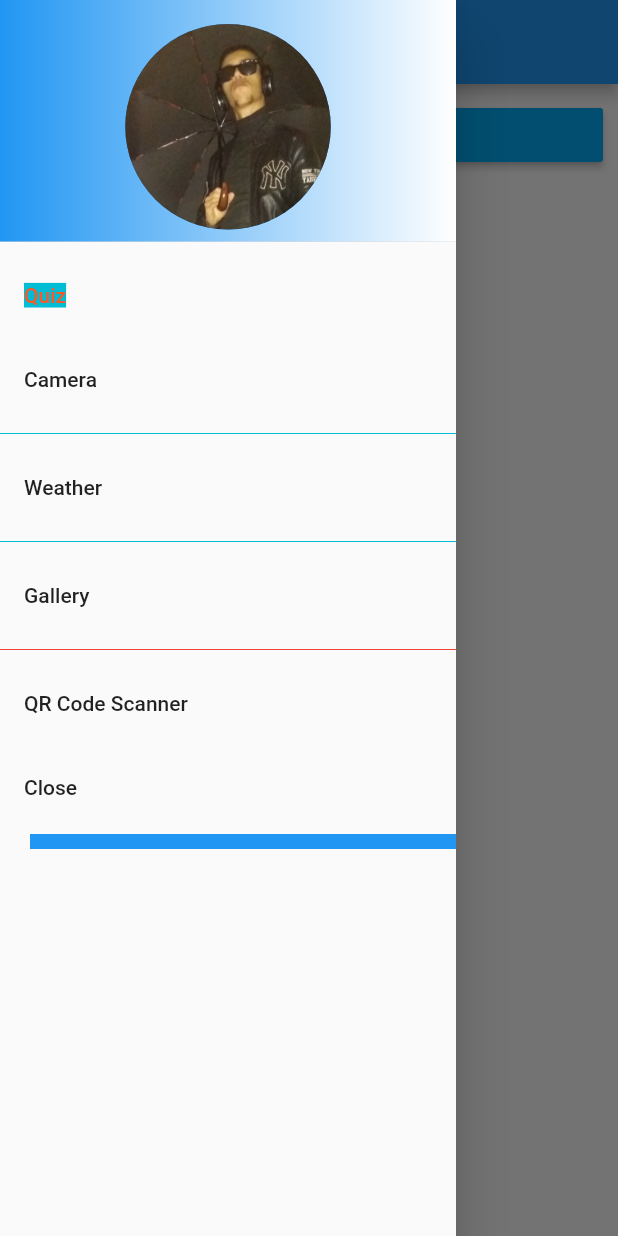
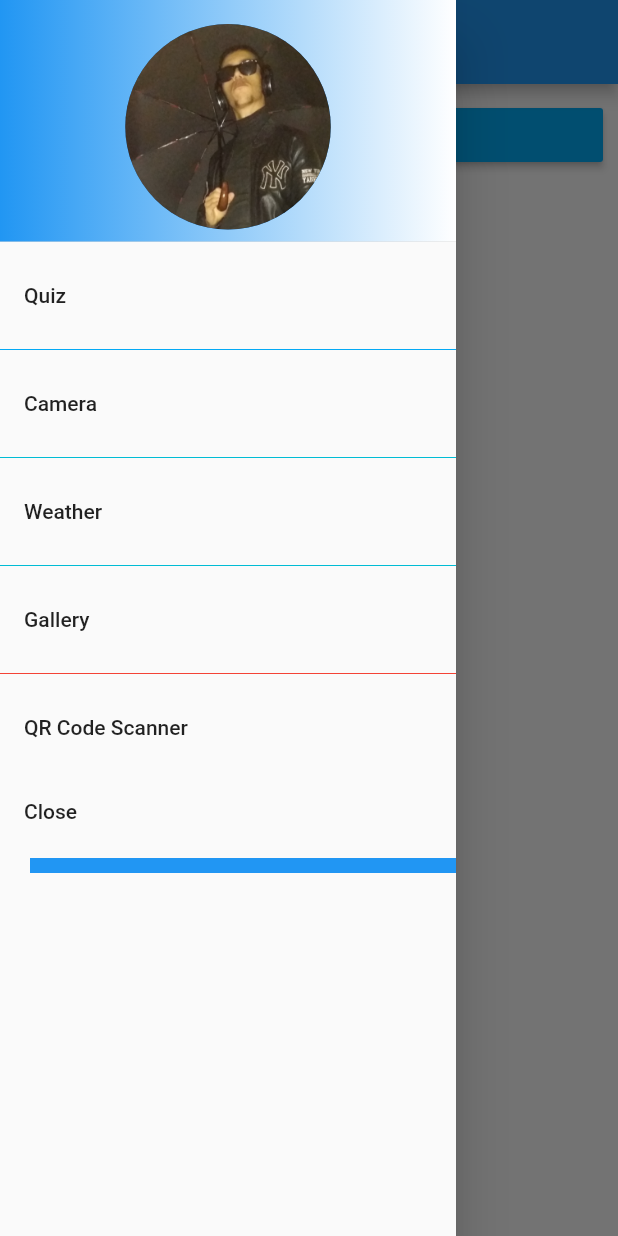
Before and after one commit to rc-bandit4461/flutterApp, a Flutter app: the Camera screen opened by its route, with the side drawer open, on a phone screen of 412 x 824 dp. Run offline on Flutter 3.47's test engine with Material 2 defaults, Android fonts, the phone set to English and light mode, and no system bars; our stand-ins replace image_cropper, image_picker; missing offline and left inert: barcode_scan, firebase_ml_vision; accounts and stored records are empty.

Commit message:
new files

```diff
--- a/lib/camera.dart
+++ b/lib/camera.dart
@@ -4,6 +4,7 @@ import 'package:flutter/material.dart';
 import 'package:hellp_world/main-drawer.dart';
 import 'package:image_picker/image_picker.dart';
 import 'package:image_cropper/image_cropper.dart';
+import 'dart:async';
 
 class Camera extends StatefulWidget {
   @override
@@ -13,7 +14,6 @@ class Camera extends StatefulWidget {
 class _CameraState extends State<Camera> {
   String scannedText;
   File imageFile;
-
   VisionText visionTextOCR;
 
   @override
@@ -23,14 +23,14 @@ class _CameraState extends State<Camera> {
       appBar: AppBar(
         title: Text(
           "Camera",
-          style: TextStyle(backgroundColor: Colors.red),
         ),
       ),
       body: Column(
-         mainAxisAlignment: MainAxisAlignment.spaceBetween,
+        mainAxisAlignment: MainAxisAlignment.spaceBetween,
         children: <Widget>[
           Container(
-            width: double.infinity, padding: EdgeInsets.all(10),
+            width: double.infinity,
+            padding: EdgeInsets.all(10),
             child: MaterialButton(
               color: Colors.lightBlue,
               child: Text(
@@ -51,27 +51,21 @@ class _CameraState extends State<Camera> {
               child: Text("${scannedText == null ? "" : scannedText}"),
             ),
           ),
-          imageFile == null
-              ? Text("Pas dimage")
-              : Image.file(
-                  imageFile,
-                  height: 300,
-                )
+          imageFile == null ? Text("Pas dimage") : FileImage(imageFile)
         ],
       ),
     );
   }
 
   Future<VisionText> textRecognition(File imageFile) {
-    // final FirebaseVisionImage visionImage = FirebaseVisionImage.fromFile(imageFile);
     final FirebaseVisionImage visionImage =
         FirebaseVisionImage.fromFile(imageFile);
     final TextRecognizer textRecognizer =
         FirebaseVision.instance.textRecognizer();
-    // final Future <VisionText> visionText
-    // final FirebaseVisionImage visionImage = FirebaseVisionImage.fromFile(imageFile);
+
     final Future<VisionText> visionText =
         textRecognizer.processImage(visionImage);
+
     return visionText;
   }
 
@@ -90,10 +84,12 @@ class _CameraState extends State<Camera> {
                     File croppedFile =
                         await ImageCropper.cropImage(sourcePath: file.path);
                     VisionText visionText = await textRecognition(croppedFile);
-                        scannedText = visionText.text;
+                    scannedText = visionText.text;
+                    visionTextOCR = visionText;
+                    print("Scanned TEXT--------->" + scannedText);
+
                     setState(() {
                       imageFile = file;
-                      visionTextOCR = visionText;
                     });
                   },
                   child: Text("Gallery")),
@@ -104,14 +100,18 @@ class _CameraState extends State<Camera> {
                         source: ImageSource.camera,
                         maxWidth: 400,
                         maxHeight: 400);
+
                     File croppedFile =
                         await ImageCropper.cropImage(sourcePath: file.path);
+
                     VisionText visionText = await textRecognition(croppedFile);
+
                     print(visionText.text);
                     setState(() {
-                      imageFile = croppedFile;
                       visionTextOCR = visionText;
                       scannedText = visionText.text;
+                      imageFile = croppedFile;
+                      print("Scanned TEXT--------->" + scannedText);
                     });
                   },
                   child: Text("Camera"))
--- a/lib/gallery.dart
+++ b/lib/gallery.dart
@@ -46,9 +46,6 @@ class _GalleryState extends State<Gallery> {
                             builder: (BuildContext context) => GalleryPictures(
                                   keyword: widget.keyword,
                                 )));
-//                      setState(() {
-//                    if (widget.keyword != null) getData(widget.keyword);
-//                      });
                   },
                 ),
               ),
--- a/lib/main-drawer.dart
+++ b/lib/main-drawer.dart
@@ -23,8 +23,6 @@ class MainDrawer extends StatelessWidget {
             ListTile(
               title: Text(
                 "Quiz",
-                style: TextStyle(
-                    backgroundColor: Colors.cyan, color: Colors.deepOrange),
               ),
               onTap: () {
                 print("Clicked on quiz");
@@ -39,6 +37,9 @@ class MainDrawer extends StatelessWidget {
 //                Navigator.push(
 //                    context, MaterialPageRoute(builder: (context) => Quiz()));
               },
+            ),
+            Divider(
+              color: Colors.lightBlue,
             ),
             ListTile(
               title: Text("Camera"),
```
Also changed, not shown: lib/main.dart (+3 -5 lines), lib/qrcode-scanner.dart (+5 -15 lines), lib/quiz.dart (+3 -5 lines).
